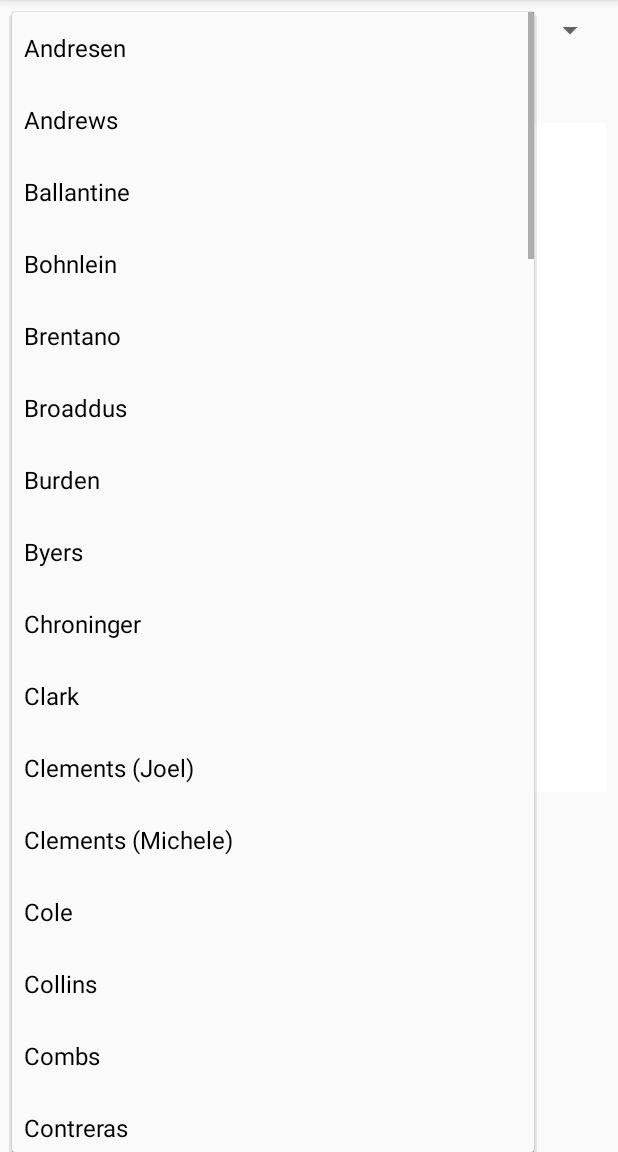
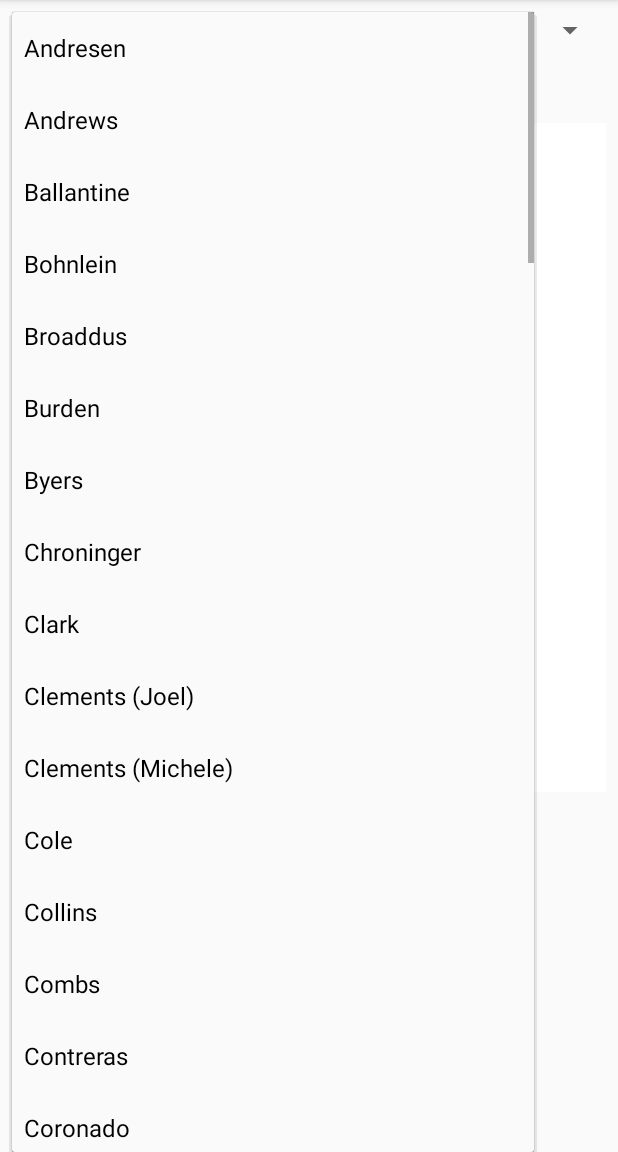
Before and after one commit to avoca1220/AndroidStuff, an Android app: the screen it shows after launch (MainActivity), after a tap on "Andresen", on a phone screen of 412 x 824 dp, the part 84-1236 px from its top. Run offline under Robolectric (Android 15) with nearby library versions, the phone set to English and light mode, and no system bars.

```diff
--- a/SpinnerTest/app/src/main/java/com/example/caleb/spinnertest/MainActivity.java
+++ b/SpinnerTest/app/src/main/java/com/example/caleb/spinnertest/MainActivity.java
@@ -47,6 +47,7 @@ public class MainActivity extends AppCompatActivity implements AdapterView.OnIte
         roomView.setText(getResources().getStringArray(R.array.room_array)[position]);
         map = (com.ortiz.touch.TouchImageView)findViewById(R.id.map);
         map.setZoom(2, (float)0.75, (float)0.75);
+
 }
 
     public void onNothingSelected(AdapterView<?> parent)
--- a/SpinnerTest/app/src/main/res/values/strings.xml
+++ b/SpinnerTest/app/src/main/res/values/strings.xml
@@ -5,7 +5,6 @@
         <item>Andrews</item>
         <item>Ballantine</item>
         <item>Bohnlein</item>
-        <item>Brentano</item>
         <item>Broaddus</item>
         <item>Burden</item>
         <item>Byers</item>
@@ -81,7 +80,6 @@
         <item>B3</item>
         <item>B1</item>
         <item>D8</item>
-        <item>Ag 2</item>
         <item>Gym</item>
         <item>Drama Room</item>
         <item>Library</item>
```
Also changed, not shown: 1 other file.
